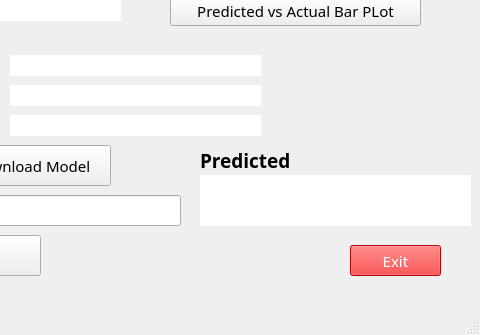
Old version of the form ui_files/LinearRegression.ui in the repository Komal-99/Machine-learning-GUI; both pictures show x 520 to 1000 and y 265 to 600 of the 1000 by 600 pixel window.
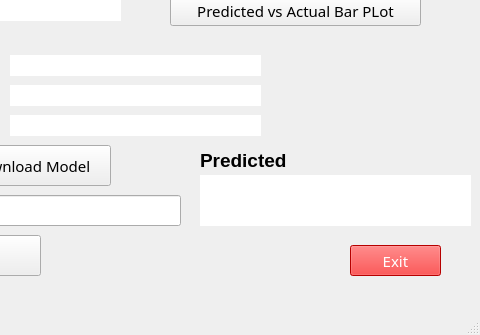
New version of the form.

Diff of the .ui file:
```diff
--- a/ui_files/LinearRegression.ui
+++ b/ui_files/LinearRegression.ui
@@ -505,8 +505,10 @@
     </property>
     <property name="font">
      <font>
-      <family>Ubuntu Condensed</family>
+      <family>MS Shell Dlg 2</family>
       <pointsize>11</pointsize>
+      <weight>75</weight>
+      <bold>true</bold>
      </font>
     </property>
     <property name="text">
```
Left out of the diff: 2 changed lines with no effect on the pictures.
